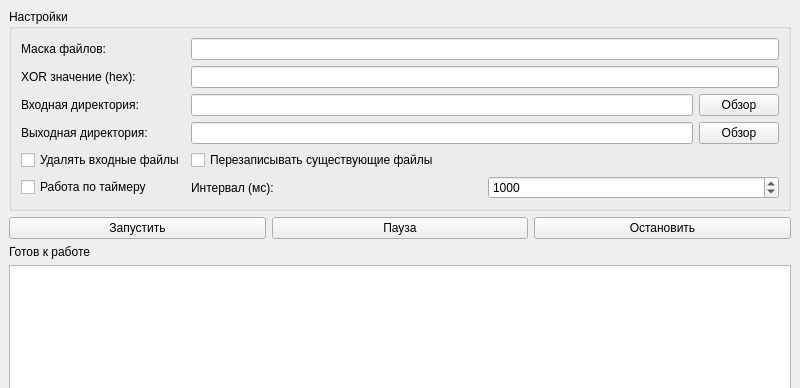
Above: mainwindow.ui from dan1laD1d/xorFileProcessor before the change; both pictures show x 0 to 800 and y 0 to 388 of the 800 by 600 pixel window. Below: the same form after it.
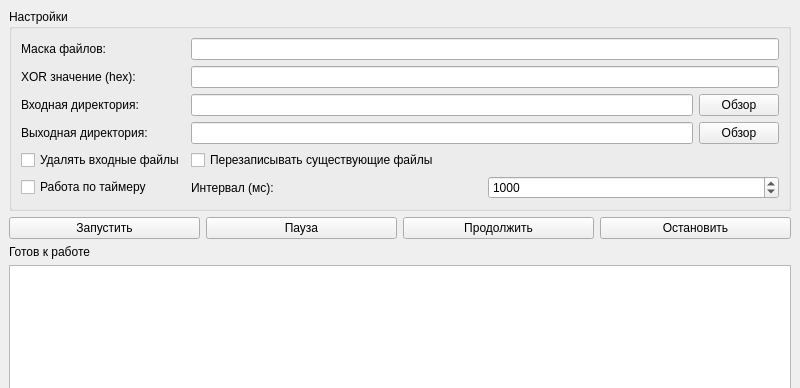
That is the form after the change.

Patch:
```diff
--- a/mainwindow.ui
+++ b/mainwindow.ui
@@ -147,6 +147,13 @@
         </property>
        </widget>
       </item>
+      <item>
+       <widget class="QPushButton" name="resumeButton">
+        <property name="text">
+         <string>Продолжить</string>
+        </property>
+       </widget>
+      </item>
       <item>
        <widget class="QPushButton" name="stopButton">
         <property name="text">
```
